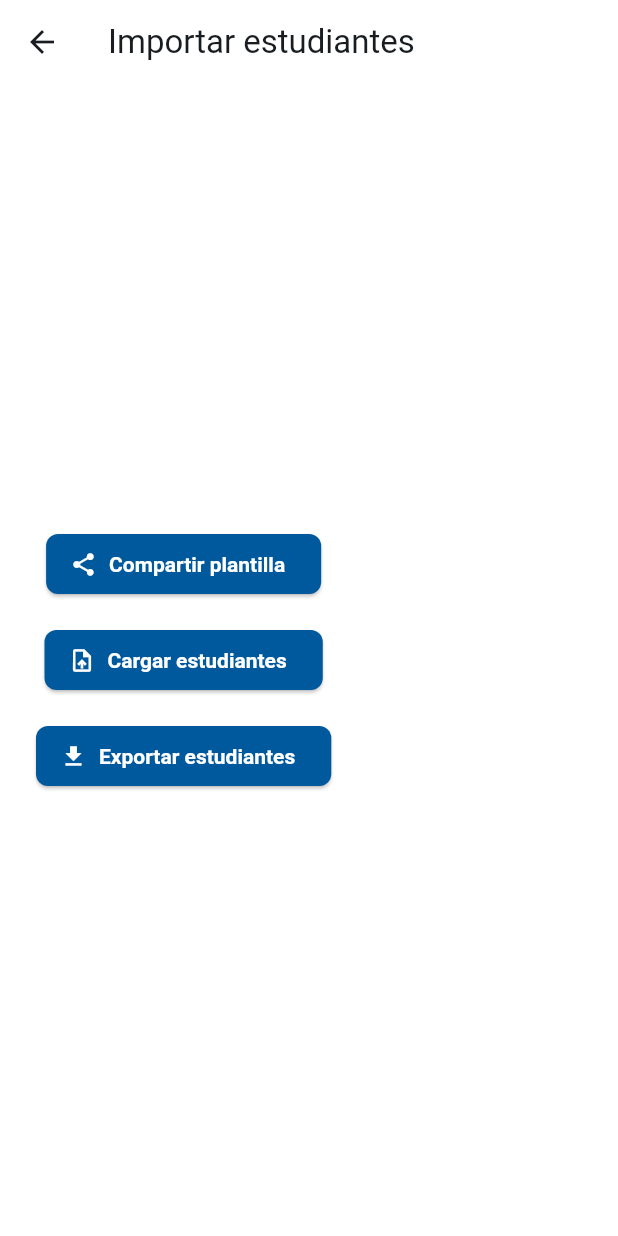
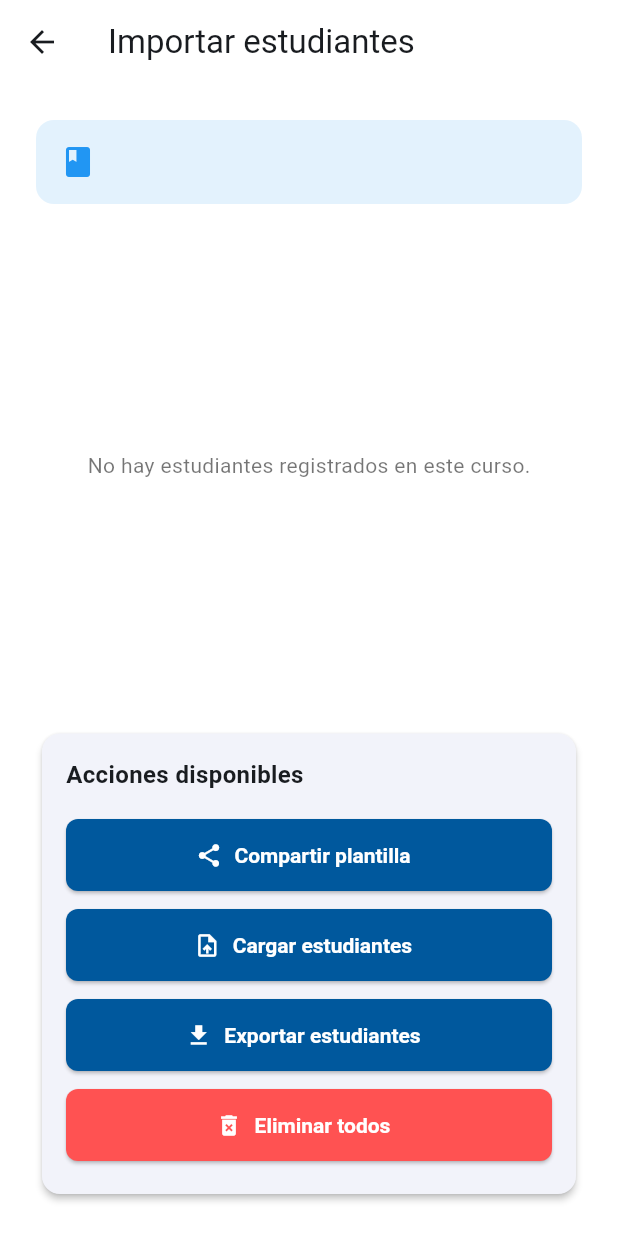
Before and after one commit to diegachito007/app_profesor, a Flutter app: the ImportarEstudiantesPage screen opened directly with empty values, on a phone screen of 412 x 824 dp. Run offline on Flutter 3.47's test engine with Material 3 defaults, Android fonts, the phone set to English and light mode, and no system bars; our stand-ins replace flutter_riverpod, logger, share_plus, shared_preferences, sqflite, supabase_flutter; missing offline and left inert: excel, file_selector; accounts and stored records are empty.

Commit message:
Refactor: arquitectura reactiva - Trabajando importacion y exportacion de estudiantes

```diff
--- a/lib/data/services/estudiantes_service.dart
+++ b/lib/data/services/estudiantes_service.dart
@@ -65,4 +65,9 @@ class EstudiantesService {
     }
     await batch.commit(noResult: true);
   }
+
+  /// 🧹 Elimina todos los estudiantes de un curso específico
+  Future<void> eliminarTodosDelCurso(int cursoId) async {
+    await db.delete('estudiantes', where: 'curso_id = ?', whereArgs: [cursoId]);
+  }
 }
--- a/lib/features/pages/estudiantes/importar_estudiantes_page.dart
+++ b/lib/features/pages/estudiantes/importar_estudiantes_page.dart
@@ -22,27 +22,145 @@ class ImportarEstudiantesPage extends ConsumerWidget {
       body: Padding(
         padding: const EdgeInsets.all(24),
         child: Column(
-          mainAxisAlignment: MainAxisAlignment.center,
+          crossAxisAlignment: CrossAxisAlignment.stretch,
           children: [
-            ElevatedButton.icon(
-              icon: const Icon(Icons.share),
-              label: const Text('Compartir plantilla'),
-              onPressed: () => _generarYCompartirPlantilla(context),
+            _buildCursoResumen(),
+            const SizedBox(height: 20),
+            Expanded(child: _buildVistaPreviaEstudiantes(ref)),
+            const SizedBox(height: 20),
+            _buildAccionesCard(context, ref),
+          ],
+        ),
+      ),
+    );
+  }
+
+  Widget _buildCursoResumen() {
+    return Container(
+      padding: const EdgeInsets.all(16),
+      decoration: BoxDecoration(
+        color: Colors.blue.shade50,
+        borderRadius: BorderRadius.circular(12),
+      ),
+      child: Row(
+        children: [
+          const Icon(Icons.class_, color: Colors.blue),
+          const SizedBox(width: 12),
+          Expanded(
+            child: Text(
+              curso.nombreCompleto,
+              style: const TextStyle(fontSize: 16, fontWeight: FontWeight.w600),
             ),
-            const SizedBox(height: 16),
-            ElevatedButton.icon(
-              icon: const Icon(Icons.upload_file),
-              label: const Text('Cargar estudiantes'),
-              onPressed: () => _cargarArchivo(context, ref, curso.id),
+          ),
+        ],
+      ),
+    );
+  }
+
+  Widget _buildVistaPreviaEstudiantes(WidgetRef ref) {
+    final estudiantesAsync = ref.watch(estudiantesControllerProvider(curso.id));
+
+    return estudiantesAsync.when(
+      data: (estudiantes) {
+        if (estudiantes.isEmpty) {
+          return const Center(
+            child: Text(
+              'No hay estudiantes registrados en este curso.',
+              style: TextStyle(color: Colors.black54),
             ),
-            const SizedBox(height: 16),
-            ElevatedButton.icon(
-              icon: const Icon(Icons.download),
-              label: const Text('Exportar estudiantes'),
-              onPressed: () => _exportarEstudiantes(context, ref, curso.id),
+          );
+        }
+
+        return Column(
+          crossAxisAlignment: CrossAxisAlignment.start,
+          children: [
+            const Text(
+              'Estudiantes actuales',
+              style: TextStyle(fontWeight: FontWeight.bold, fontSize: 16),
+            ),
+            const SizedBox(height: 12),
+            Expanded(
+              child: ListView.separated(
+                itemCount: estudiantes.length,
+                separatorBuilder: (_, __) => const Divider(height: 1),
+                itemBuilder: (_, index) {
+                  final est = estudiantes[index];
+                  return ListTile(
+                    dense: true,
+                    leading: const Icon(Icons.person_outline),
+                    title: Text('${est.apellido} ${est.nombre}'),
+                    subtitle: Text(
+                      'Cédula: ${est.cedula}  •  Tel: ${est.telefono}',
+                    ),
+                  );
+                },
+              ),
+            ),
+          ],
+        );
+      },
+      loading: () => const Center(child: CircularProgressIndicator()),
+      error: (e, _) => Center(child: Text('Error: $e')),
+    );
+  }
+
+  Widget _buildAccionesCard(BuildContext context, WidgetRef ref) {
+    return Card(
+      elevation: 2,
+      shape: RoundedRectangleBorder(borderRadius: BorderRadius.circular(12)),
+      child: Padding(
+        padding: const EdgeInsets.all(16),
+        child: Column(
+          crossAxisAlignment: CrossAxisAlignment.start,
+          children: [
+            const Text(
+              'Acciones disponibles',
+              style: TextStyle(fontWeight: FontWeight.bold, fontSize: 16),
+            ),
+            const SizedBox(height: 12),
+            _buildActionButton(
+              Icons.share,
+              'Compartir plantilla',
+              () => _generarYCompartirPlantilla(context),
+            ),
+            _buildActionButton(
+              Icons.upload_file,
+              'Cargar estudiantes',
+              () => _cargarArchivo(context, ref, curso.id),
+            ),
+            _buildActionButton(
+              Icons.download,
+              'Exportar estudiantes',
+              () => _exportarEstudiantes(context, ref, curso.id),
+            ),
+            _buildActionButton(
+              Icons.delete_forever,
+              'Eliminar todos',
+              () => _confirmarEliminacionMasiva(context, ref, curso.id),
+              color: Colors.redAccent,
             ),
           ],
         ),
+      ),
+    );
+  }
+
+  Widget _buildActionButton(
+    IconData icon,
+    String label,
+    VoidCallback onPressed, {
+    Color? color,
+  }) {
+    return Padding(
+      padding: const EdgeInsets.symmetric(vertical: 6),
+      child: ElevatedButton.icon(
+        icon: Icon(icon),
+        label: Text(label),
+        style: ElevatedButton.styleFrom(
+          backgroundColor: color,
+          minimumSize: const Size.fromHeight(48),
+        ),
+        onPressed: onPressed,
       ),
     );
   }
@@ -230,8 +348,38 @@ class ImportarEstudiantesPage extends ConsumerWidget {
     }
 
     if (!context.mounted) return;
-    ScaffoldMessenger.of(context).showSnackBar(
-      SnackBar(content: Text('Se importaron $importados estudiantes.')),
+
+    await showDialog(
+      context: context,
+      builder: (_) => AlertDialog(
+        shape: RoundedRectangleBorder(borderRadius: BorderRadius.circular(16)),
+        contentPadding: const EdgeInsets.all(24),
+        content: Column(
+          mainAxisSize: MainAxisSize.min,
+          children: [
+            const Icon(
+              Icons.check_circle_outline,
+              color: Colors.green,
+              size: 64,
+            ),
+            const SizedBox(height: 16),
+            Text(
+              '¡Importación exitosa!',
+              style: Theme.of(context).textTheme.titleMedium,
+            ),
+            const SizedBox(height: 8),
+            Text(
+              'Se importaron $importados estudiantes correctamente.',
+              textAlign: TextAlign.center,
+            ),
+            const SizedBox(height: 16),
+            ElevatedButton(
+              onPressed: () => Navigator.pop(context),
+              child: const Text('Aceptar'),
+            ),
+          ],
+        ),
+      ),
     );
   }
 
@@ -270,6 +418,47 @@ class ImportarEstudiantesPage extends ConsumerWidget {
     ], text: 'Aquí tienes el listado de estudiantes exportado.');
   }
 
+  Future<void> _confirmarEliminacionMasiva(
+    BuildContext context,
+    WidgetRef ref,
+    int cursoId,
+  ) async {
+    final confirmar =
+        await showDialog<bool>(
+          context: context,
+          builder: (_) => AlertDialog(
+            title: const Text('¿Eliminar todos los estudiantes?'),
+            content: const Text(
+              'Esta acción eliminará todos los estudiantes del curso. ¿Deseas continuar?',
+            ),
+            actions: [
+              TextButton(
+                onPressed: () => Navigator.pop(context, false),
+                child: const Text('Cancelar'),
+              ),
+              ElevatedButton(
+                style: ElevatedButton.styleFrom(backgroundColor: Colors.red),
+                onPressed: () => Navigator.pop(context, true),
+                child: const Text('Eliminar todos'),
+              ),
+            ],
+          ),
+        ) ??
+        false;
+
+    if (!confirmar || !context.mounted) return;
+
+    final controller = ref.read(
+      estudiantesControllerProvider(cursoId).notifier,
+    );
+    await controller.eliminarTodosLosEstudiantes();
+
+    if (!context.mounted) return;
+    ScaffoldMessenger.of(context).showSnackBar(
+      const SnackBar(content: Text('Todos los estudiantes fueron eliminados.')),
+    );
+  }
+
   void _mostrarAlerta(BuildContext context, String mensaje) {
     showDialog(
       context: context,
```
Also changed, not shown: lib/data/controllers/estudiantes_controller.dart (+11 -0 lines).
